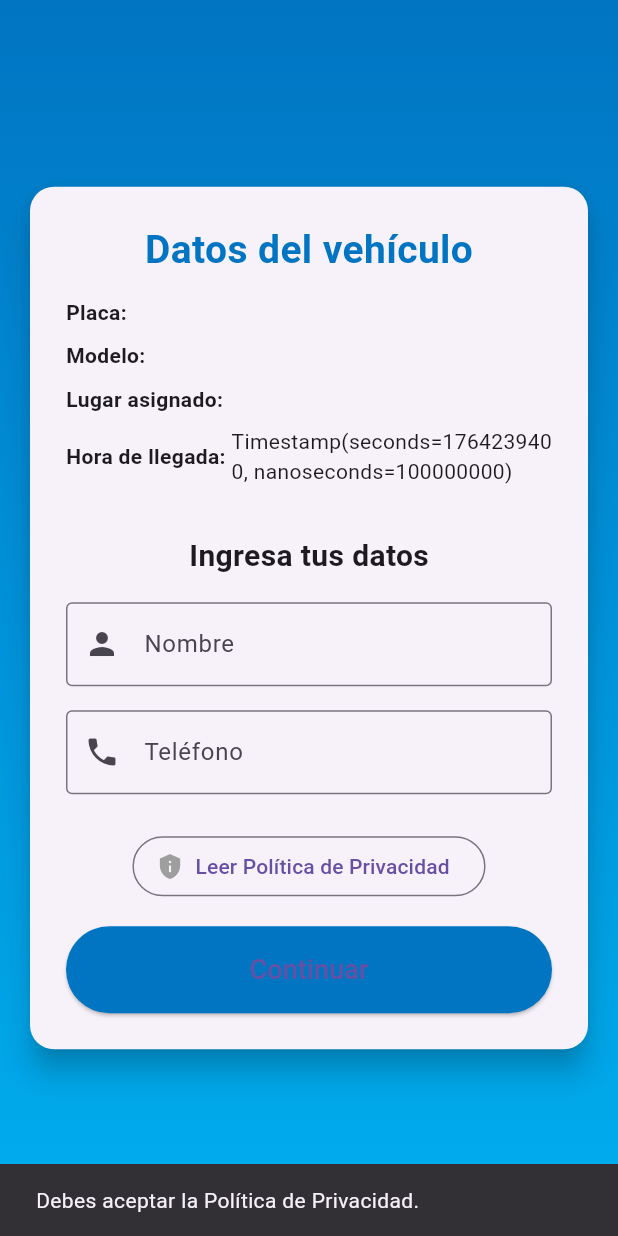
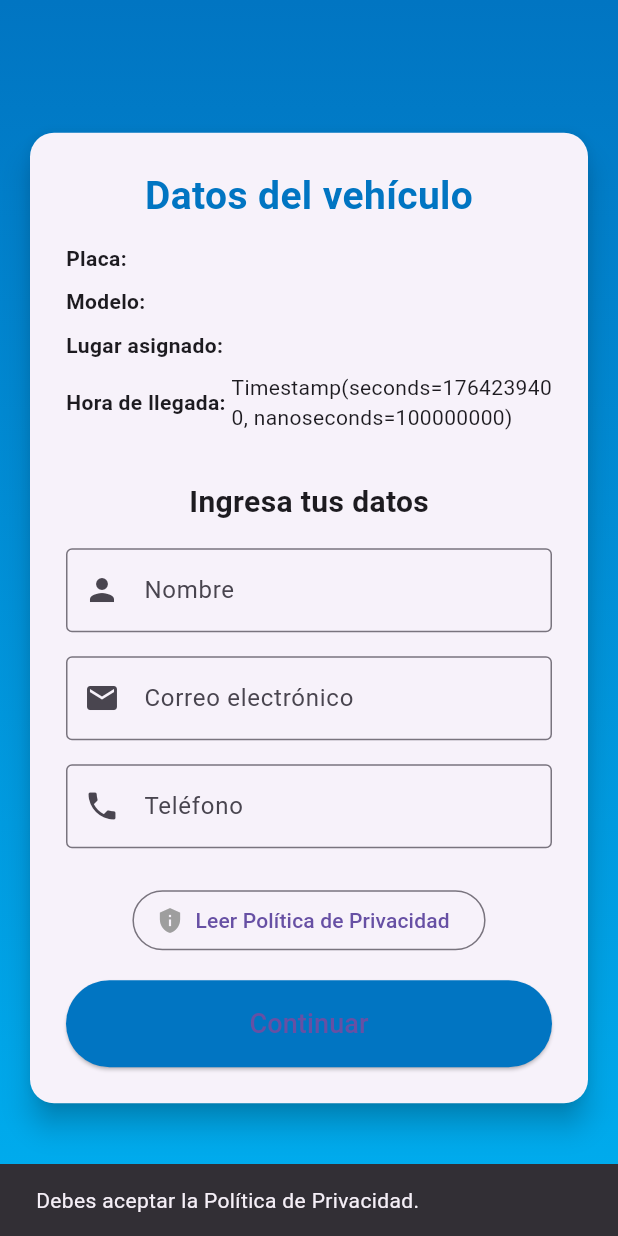
Before and after one commit to Jose4lcantar/pwa, a Flutter app: the screen it shows after launch, after a tap on "Continuar", on a phone screen of 412 x 824 dp. Run offline on Flutter 3.47's test engine with Material 3 defaults, Android fonts, the phone set to English and light mode, and no system bars; our stand-ins replace cloud_firestore, connectivity_plus, firebase_auth, firebase_core, firebase_messaging, hive_flutter and 1 more; accounts and stored records are empty.

Commit message:
se agregó correo

```diff
--- a/lib/screens/register_screen.dart
+++ b/lib/screens/register_screen.dart
@@ -15,6 +15,7 @@ class RegisterScreen extends StatefulWidget {
 class _RegisterScreenState extends State<RegisterScreen> {
   final TextEditingController _nameController = TextEditingController();
   final TextEditingController _phoneController = TextEditingController();
+  final TextEditingController _emailController = TextEditingController(); // Nuevo
 
   bool _hasAcceptedPrivacy = false;
   bool _isLoading = true;
@@ -94,6 +95,13 @@ class _RegisterScreenState extends State<RegisterScreen> {
       return;
     }
 
+    if (_emailController.text.trim().isEmpty) { // Validación email
+      ScaffoldMessenger.of(context).showSnackBar(
+        const SnackBar(content: Text("Ingresa tu correo electrónico.")),
+      );
+      return;
+    }
+
     setState(() => _isSaving = true);
 
     try {
@@ -103,6 +111,7 @@ class _RegisterScreenState extends State<RegisterScreen> {
           .update({
         "clientName": _nameController.text.trim(),
         "clientPhone": _phoneController.text.trim(),
+        "clientEmail": _emailController.text.trim(), // Nuevo
         "status": "iniciado", // No se rompe el flujo del valet
       });
 
@@ -112,7 +121,7 @@ class _RegisterScreenState extends State<RegisterScreen> {
       if (mounted) {
         Navigator.pushReplacementNamed(
           context,
-          "/home", // como lo pediste
+          "/home",
           arguments: widget.ticketId,
         );
       }
@@ -195,6 +204,17 @@ class _RegisterScreenState extends State<RegisterScreen> {
                           border: OutlineInputBorder(),
                           prefixIcon: Icon(Icons.person),
                         ),
+                      ),
+                      const SizedBox(height: 16),
+
+                      TextField(
+                        controller: _emailController, // Nuevo
+                        decoration: const InputDecoration(
+                          labelText: 'Correo electrónico',
+                          border: OutlineInputBorder(),
+                          prefixIcon: Icon(Icons.email),
+                        ),
+                        keyboardType: TextInputType.emailAddress,
                       ),
                       const SizedBox(height: 16),
 
```
